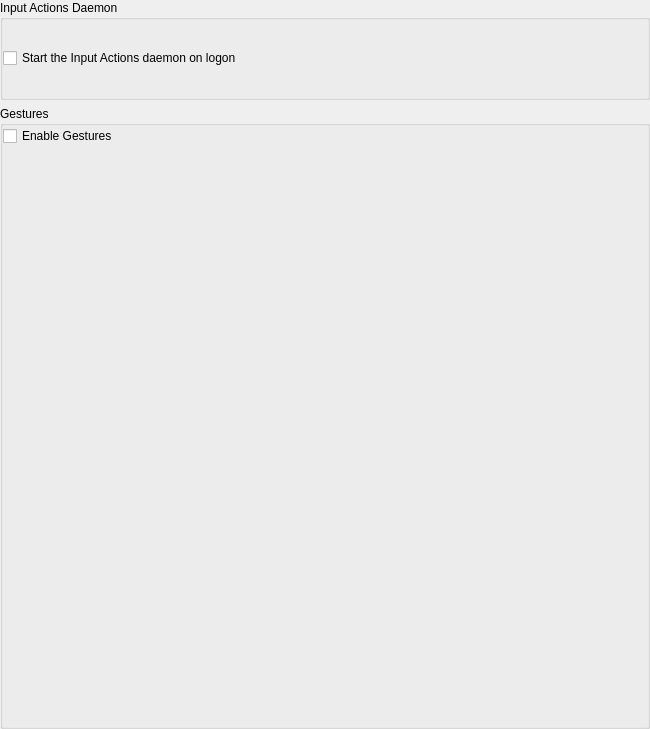
Before: the Qt Designer form kcm_hotkeys/global_settings_widget.ui in KDE/khotkeys, drawn with Qt 5.
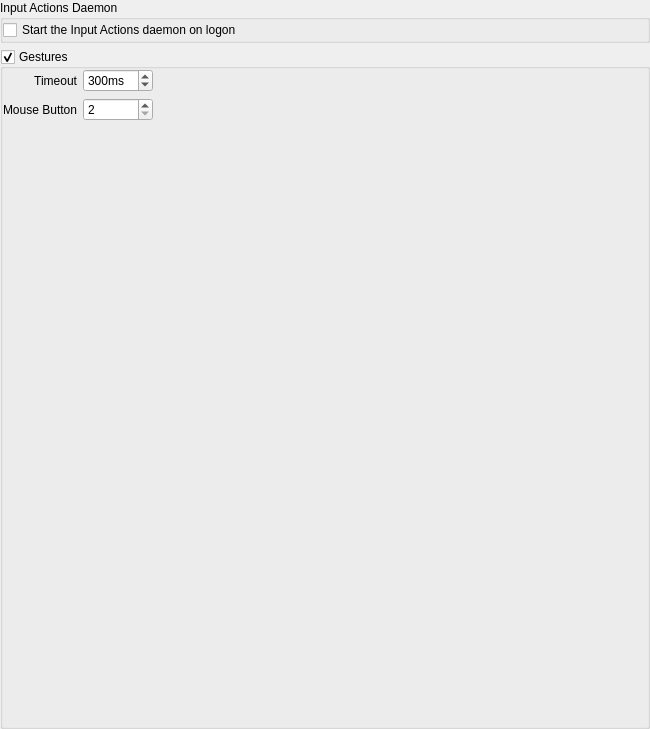
After: the same form once the commit is applied.

Commit message: Put gestures timeout and mouse button onto the global settings widget.

The edit to the form file:
```diff
--- a/kcm_hotkeys/global_settings_widget.ui
+++ b/kcm_hotkeys/global_settings_widget.ui
@@ -50,14 +50,88 @@
      <property name="title">
       <string>Gestures</string>
      </property>
-     <layout class="QFormLayout" name="formLayout">
+     <property name="checkable">
+      <bool>true</bool>
+     </property>
+     <layout class="QGridLayout" name="gridLayout">
       <property name="margin">
        <number>0</number>
       </property>
       <item row="0" column="0">
-       <widget class="QCheckBox" name="gestures_enabled">
+       <widget class="QLabel" name="gestures_timeout_label">
         <property name="text">
-         <string>Enable Gestures</string>
+         <string>Timeout</string>
+        </property>
+        <property name="alignment">
+         <set>Qt::AlignRight|Qt::AlignTrailing|Qt::AlignVCenter</set>
+        </property>
+        <property name="buddy">
+         <cstring>gestures_timeout</cstring>
+        </property>
+       </widget>
+      </item>
+      <item row="0" column="1">
+       <widget class="QSpinBox" name="gestures_timeout">
+        <property name="suffix">
+         <string>ms</string>
+        </property>
+        <property name="minimum">
+         <number>100</number>
+        </property>
+        <property name="maximum">
+         <number>1000</number>
+        </property>
+        <property name="value">
+         <number>300</number>
+        </property>
+       </widget>
+      </item>
+      <item row="0" column="2">
+       <spacer name="gestures_spacer_1">
+        <property name="orientation">
+         <enum>Qt::Horizontal</enum>
+        </property>
+        <property name="sizeHint" stdset="0">
+         <size>
+          <width>40</width>
+          <height>20</height>
+         </size>
+        </property>
+       </spacer>
+      </item>
+      <item row="1" column="0">
+       <widget class="QLabel" name="gestures_button_label">
+        <property name="text">
+         <string>Mouse Button</string>
+        </property>
+        <property name="buddy">
+         <cstring>gestures_button</cstring>
+        </property>
+       </widget>
+      </item>
+      <item row="2" column="0">
+       <spacer name="gestures_spacer2">
+        <property name="orientation">
+         <enum>Qt::Vertical</enum>
+        </property>
+        <property name="sizeHint" stdset="0">
+         <size>
+          <width>20</width>
+          <height>40</height>
+         </size>
+        </property>
+       </spacer>
+      </item>
+      <item row="1" column="1">
+       <widget class="QSpinBox" name="gestures_button">
+        <property name="minimum">
+         <number>2</number>
+        </property>
+        <property name="maximum">
+         <number>10</number>
+        </property>
+        <property name="value">
+         <number>2</number>
         </property>
        </widget>
       </item>
```
Left out of the diff: 6 changed lines with no effect on the pictures. The commit also changes 1 other file.
